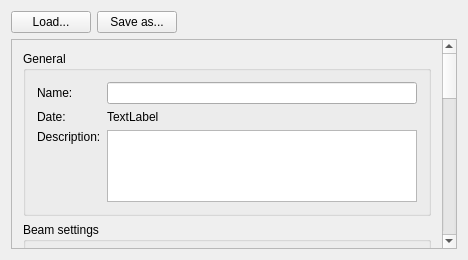
Before: the Qt Designer form ui_files/ui_request_measurement_settings.ui in JYU-IBA/potku, drawn with Qt 5.
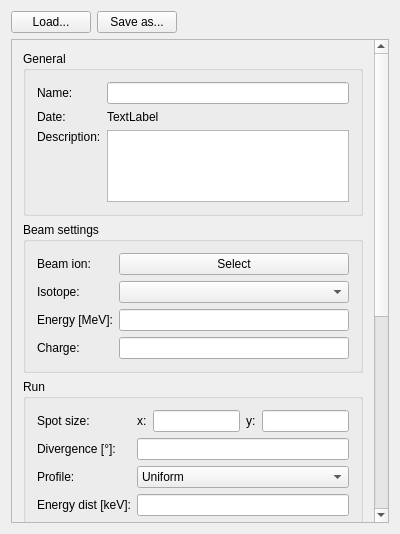
After: the same form once the commit is applied.

Commit message:
Fixed Request Settings dialog size issue
Dialog resizes based on screen size. Should be tested on small
screen sizes.

Patch:
```diff
--- a/ui_files/ui_request_measurement_settings.ui
+++ b/ui_files/ui_request_measurement_settings.ui
@@ -9,19 +9,19 @@
    <rect>
     <x>0</x>
     <y>0</y>
-    <width>468</width>
-    <height>260</height>
+    <width>400</width>
+    <height>534</height>
    </rect>
   </property>
   <property name="sizePolicy">
-   <sizepolicy hsizetype="Expanding" vsizetype="Expanding">
+   <sizepolicy hsizetype="Preferred" vsizetype="Preferred">
     <horstretch>0</horstretch>
     <verstretch>0</verstretch>
    </sizepolicy>
   </property>
   <property name="minimumSize">
    <size>
-    <width>0</width>
+    <width>400</width>
     <height>0</height>
    </size>
   </property>
@@ -79,8 +79,8 @@
        <rect>
         <x>0</x>
         <y>0</y>
-        <width>432</width>
-        <height>1014</height>
+        <width>367</width>
+        <height>981</height>
        </rect>
       </property>
       <property name="sizePolicy">
```
The commit also changes 5 other files.
